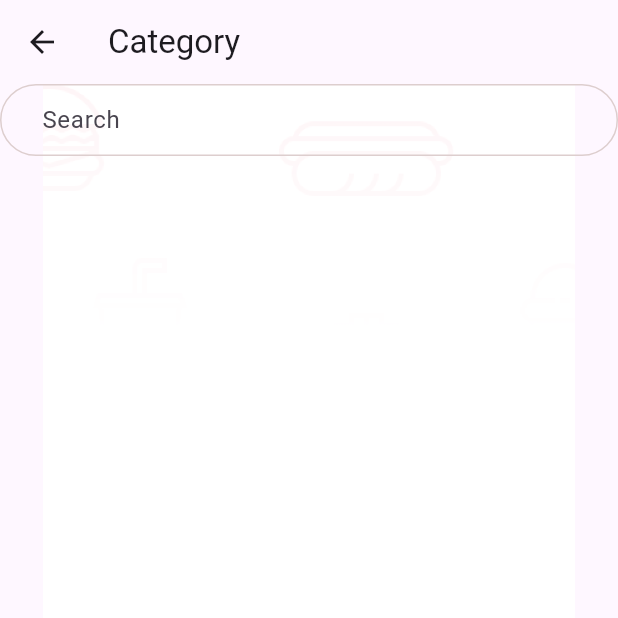
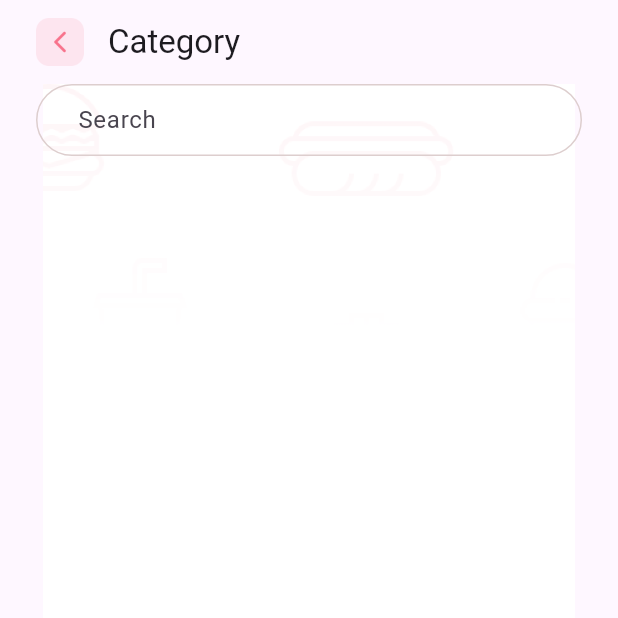
Before and after one commit to sardorergashaliyev/fodee_app, a Flutter app: the CategoryPage screen opened directly, on a phone screen of 412 x 824 dp, the top half of it. Run offline on Flutter 3.47's test engine with Material 2 defaults, Android fonts, the phone set to English and light mode, and no system bars; our stand-ins replace bottom_navy_bar, cached_network_image, cloud_firestore, firebase_auth, firebase_core, firebase_storage and 10 more; missing offline and left inert: flutter_login_facebook; accounts and stored records are empty.

Commit message:
ui fixed, primary icons added, like fixing

```diff
--- a/lib/view/widgets/see_all_categ.dart
+++ b/lib/view/widgets/see_all_categ.dart
@@ -30,9 +30,25 @@ class _CategoryPageState extends State<CategoryPage> {
     final event = context.read<HomeController>();
     return Scaffold(
       appBar: AppBar(
+        leading: Padding(
+          padding: const EdgeInsets.only(left: 24),
+          child: GestureDetector(
+            onTap: () {
+              Navigator.of(context).pop();
+            },
+            child: SizedBox(
+              height: 25,
+              width: 25,
+              child: Image.asset(
+                'assets/image/arrow_back.png',
+              ),
+            ),
+          ),
+        ),
         title: const Text("Category"),
       ),
       body: Container(
+        padding: EdgeInsets.symmetric(horizontal: 24),
         decoration: const BoxDecoration(
           image: DecorationImage(image: AssetImage('assets/image/Group.png')),
         ),
```
Also changed, not shown: lib/view/widgets/all_product_page.dart (+27 -11 lines), assets/image/arrow_back.png (added).
